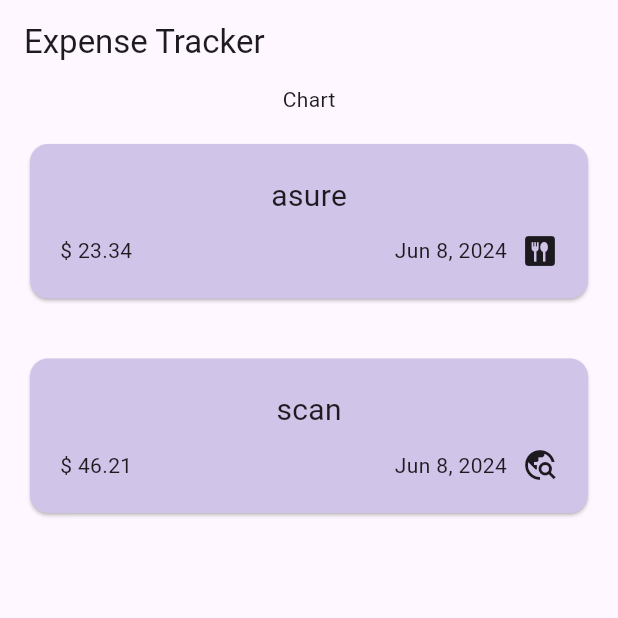
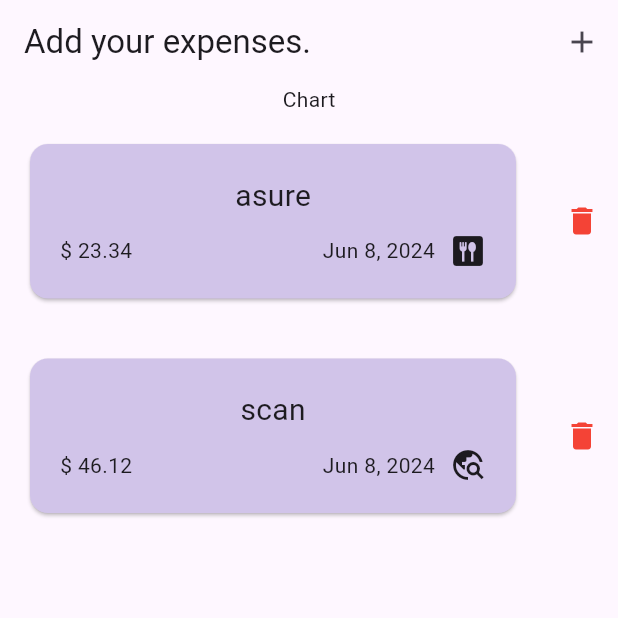
Before and after one commit to xiao-san/expense_tracker, a Flutter app: the screen it shows after launch, on a phone screen of 412 x 824 dp, the top half of it. Run offline on Flutter 3.47's test engine with Material 3 defaults, Android fonts, the light colour scheme and no system bars.

Commit message:
added the required expense field title, amount, date and  category seaction . Save and cancel , add and remove

```diff
--- a/lib/expense_list/expense_list.dart
+++ b/lib/expense_list/expense_list.dart
@@ -3,9 +3,11 @@ import 'package:expense_tracker/model/expense.dart';
 import 'package:flutter/material.dart';
 
 class ExpenseList extends StatefulWidget {
-  const ExpenseList({super.key, required this.expensesList});
+  const ExpenseList(
+      {super.key, required this.expensesList, required this.removeExpenses});
 
   final List<Expense> expensesList;
+  final void Function(Expense expense) removeExpenses;
 
   @override
   State<ExpenseList> createState() => _ExpenseListState();
@@ -17,8 +19,22 @@ class _ExpenseListState extends State<ExpenseList> {
     return ListView.builder(
       itemCount: widget.expensesList.length,
       itemBuilder: (context, index) {
-        return ExpenseItems(
-          expenseItem: widget.expensesList[index],
+        return Row(
+          children: [
+            Expanded(
+              child: ExpenseItems(
+                expenseItem: widget.expensesList[index],
+              ),
+            ),
+            IconButton(
+                onPressed: () {
+                  widget.removeExpenses(widget.expensesList[index]);
+                },
+                icon: const Icon(
+                  Icons.delete,
+                  color: Colors.red,
+                ))
+          ],
         );
         // return Container(
         //   margin: const EdgeInsets.symmetric(horizontal: 30, vertical: 20),
--- a/lib/home_page.dart
+++ b/lib/home_page.dart
@@ -1,9 +1,13 @@
+import 'package:expense_tracker/add_expense/add_expenses.dart';
 import 'package:expense_tracker/expense_list/expense_list.dart';
 import 'package:expense_tracker/model/expense.dart';
 import 'package:flutter/material.dart';
+import 'package:flutter/rendering.dart';
 
 class HomePage extends StatefulWidget {
-  const HomePage({super.key});
+  const HomePage({
+    super.key,
+  });
 
   @override
   State<HomePage> createState() => _HomePageState();
@@ -13,23 +17,52 @@ class _HomePageState extends State<HomePage> {
   final List<Expense> _registerdExpenses = [
     Expense(
       title: 'asure',
-      amount: 23.34,
+      amount: '23.34',
       date: DateTime.now(),
       category: Category.food,
     ),
     Expense(
       title: 'scan',
-      amount: 46.21,
+      amount: '46.12',
       date: DateTime.now(),
       category: Category.travel,
     ),
   ];
 
+  void addExpenses(Expense expenses) {
+    setState(() {
+      _registerdExpenses.add(expenses);
+    });
+  }
+
+  void removeExpenses(Expense expenses) {
+    setState(() {
+      _registerdExpenses.remove(expenses);
+    });
+  }
+
+  void _addExpensesPage() {
+    showModalBottomSheet(
+      context: context,
+      builder: (context) {
+        return AddExpensesPage(
+          addExpenses: addExpenses,
+        );
+      },
+    );
+  }
+
   @override
   Widget build(BuildContext context) {
     return Scaffold(
       appBar: AppBar(
-        title: const Text('Expense Tracker'),
+        title: const Text('Add your expenses.'),
+        actions: [
+          IconButton(
+            onPressed: _addExpensesPage,
+            icon: const Icon(Icons.add),
+          ),
+        ],
       ),
       body: Column(
         children: [
@@ -37,6 +70,7 @@ class _HomePageState extends State<HomePage> {
           Expanded(
             child: ExpenseList(
               expensesList: _registerdExpenses,
+              removeExpenses: removeExpenses,
             ),
           ),
         ],
--- a/lib/model/expense.dart
+++ b/lib/model/expense.dart
@@ -28,7 +28,7 @@ class Expense {
 
   final String id;
   final String title;
-  final double amount;
+  final String amount;
   final DateTime date;
   final Category category;
 
```
Also changed, not shown: lib/add_expense/add_expenses.dart (added, +128 -0 lines), 1 other file.
